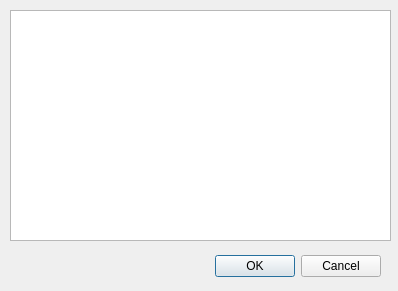
This is config-tool/newobjectdialog.ui in carstenbru/fpga-log as Qt 5 draws it before an edit. The edited form follows.
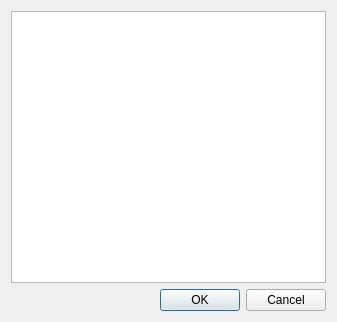
This is the edited form. Icons and pictures are not drawn.

Commit message: config-tool: first object configurtation dialog, layout improvement

Diff of the .ui file:
```diff
--- a/config-tool/newobjectdialog.ui
+++ b/config-tool/newobjectdialog.ui
@@ -6,8 +6,8 @@
    <rect>
     <x>0</x>
     <y>0</y>
-    <width>398</width>
-    <height>291</height>
+    <width>337</width>
+    <height>322</height>
    </rect>
   </property>
   <property name="windowTitle">
@@ -16,31 +16,9 @@
   <property name="windowIcon">
    <iconset theme="list-add"/>
   </property>
-  <widget class="QDialogButtonBox" name="buttonBox">
-   <property name="geometry">
-    <rect>
-     <x>40</x>
-     <y>250</y>
-     <width>341</width>
-     <height>32</height>
-    </rect>
-   </property>
-   <property name="orientation">
-    <enum>Qt::Horizontal</enum>
-   </property>
-   <property name="standardButtons">
-    <set>QDialogButtonBox::Cancel|QDialogButtonBox::Ok</set>
-   </property>
-  </widget>
+  <layout class="QVBoxLayout" name="verticalLayout">
+   <item>
   <widget class="QTreeView" name="treeView">
-   <property name="geometry">
-    <rect>
-     <x>10</x>
-     <y>10</y>
-     <width>381</width>
-     <height>231</height>
-    </rect>
-   </property>
    <property name="sortingEnabled">
     <bool>false</bool>
    </property>
@@ -48,6 +26,18 @@
     <bool>true</bool>
    </property>
   </widget>
+   </item>
+   <item>
+    <widget class="QDialogButtonBox" name="buttonBox">
+     <property name="orientation">
+      <enum>Qt::Horizontal</enum>
+     </property>
+     <property name="standardButtons">
+      <set>QDialogButtonBox::Cancel|QDialogButtonBox::Ok</set>
+     </property>
+    </widget>
+   </item>
+  </layout>
  </widget>
  <resources/>
  <connections>
```
Left out of the diff: 4 changed lines with no effect on the pictures. Lines whose indentation alone changed are shown as unchanged. The commit also changes 13 other files.
